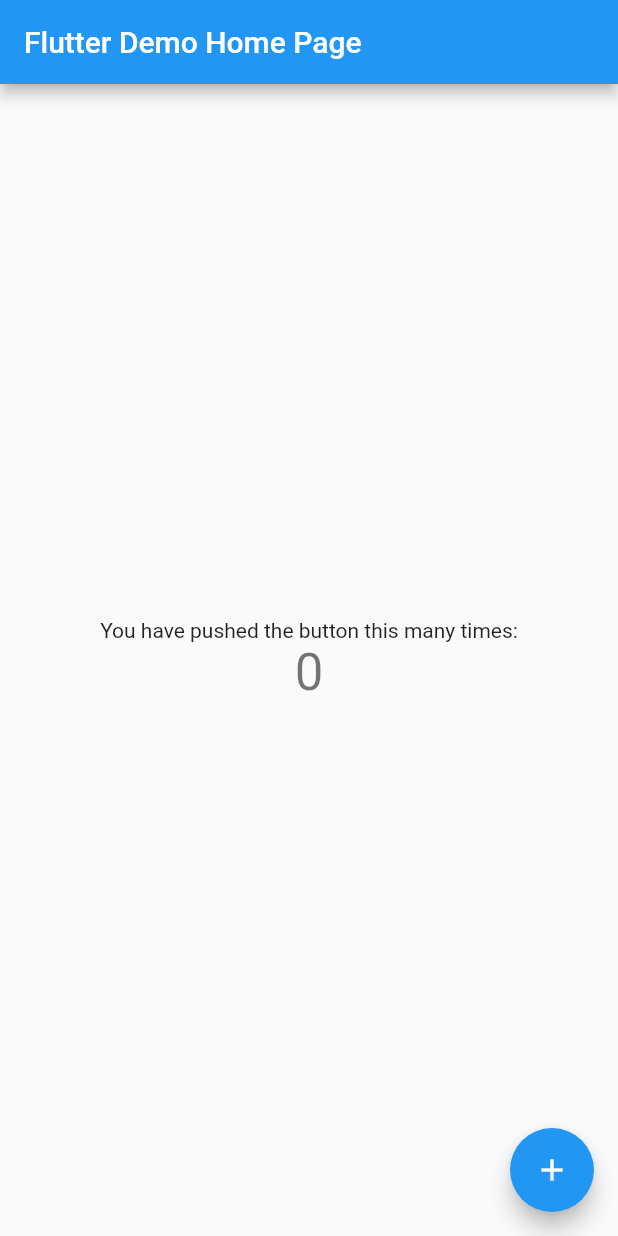
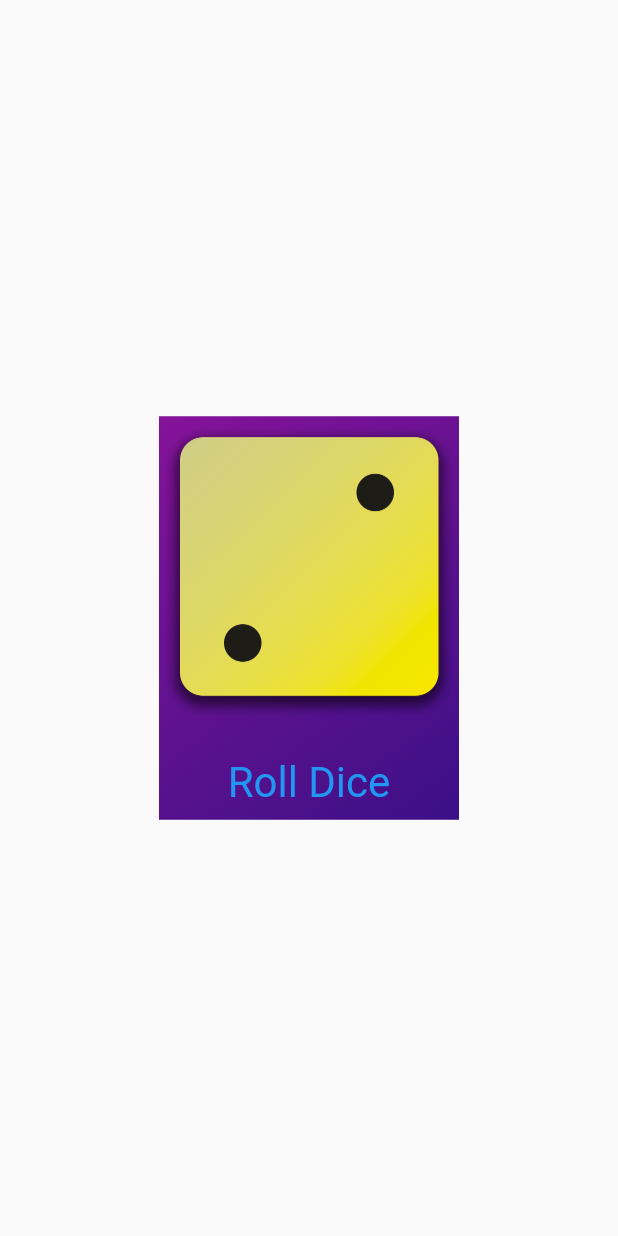
Before and after one commit to priyanshu1677/dice_roller, a Flutter app: the screen it shows after launch, on a phone screen of 412 x 824 dp. Run offline on Flutter 3.47's test engine with Material 2 defaults, Android fonts, the phone set to English and light mode, and no system bars.

Commit message:
basic dice roller setup

```diff
--- /dev/null
+++ b/lib/dice_roller.dart
@@ -0,0 +1,42 @@
+import 'package:flutter/material.dart';
+import 'dart:math';
+
+final randomiser = Random();
+
+class DiceRoller extends StatefulWidget {
+  const DiceRoller({super.key});
+
+  @override
+  State<DiceRoller> createState() => _DiceRollerState();
+}
+
+class _DiceRollerState extends State<DiceRoller> {
+  var currentDiceFace = 2;
+
+  void rollDice() {
+    setState(() {
+      currentDiceFace = randomiser.nextInt(6) + 1;
+    });
+  }
+
+  @override
+  Widget build(BuildContext context) {
+    return Column(
+      mainAxisSize: MainAxisSize.min,
+      children: [
+        Image.asset(
+          "assets/images/dice-$currentDiceFace.png",
+          width: 200,
+        ),
+        const SizedBox(
+          height: 20,
+        ),
+        TextButton(
+            onPressed: rollDice,
+            style: TextButton.styleFrom(
+                textStyle: const TextStyle(fontSize: 28, color: Colors.white)),
+            child: const Text("Roll Dice"))
+      ],
+    );
+  }
+}
--- /dev/null
+++ b/lib/gradient_container.dart
@@ -0,0 +1,33 @@
+import 'package:flutter/material.dart';
+import 'package:dice_roller/dice_roller.dart';
+
+const startAlignment = Alignment.topLeft;
+const endAlignment = Alignment.bottomRight;
+
+class GradientContainer extends StatelessWidget {
+  const GradientContainer(
+      {super.key, required this.color1, required this.color2});
+
+  const GradientContainer.purple({super.key})
+      : color1 = Colors.purple,
+        color2 = Colors.deepPurple;
+
+  final Color color1;
+  final Color color2;
+
+  @override
+  Widget build(BuildContext context) {
+    return Center(
+      child: Container(
+        decoration: BoxDecoration(
+          gradient: LinearGradient(
+            colors: [color1, color2],
+            begin: startAlignment,
+            end: endAlignment,
+          ),
+        ),
+        child: const DiceRoller(),
+      ),
+    );
+  }
+}
--- a/lib/main.dart
+++ b/lib/main.dart
@@ -1,115 +1,16 @@
 import 'package:flutter/material.dart';
+import 'package:dice_roller/gradient_container.dart';
 
 void main() {
-  runApp(const MyApp());
-}
-
-class MyApp extends StatelessWidget {
-  const MyApp({super.key});
-
-  // This widget is the root of your application.
-  @override
-  Widget build(BuildContext context) {
-    return MaterialApp(
-      title: 'Flutter Demo',
-      theme: ThemeData(
-        // This is the theme of your application.
-        //
-        // Try running your application with "flutter run". You'll see the
-        // application has a blue toolbar. Then, without quitting the app, try
-        // changing the primarySwatch below to Colors.green and then invoke
-        // "hot reload" (press "r" in the console where you ran "flutter run",
-        // or simply save your changes to "hot reload" in a Flutter IDE).
-        // Notice that the counter didn't reset back to zero; the application
-        // is not restarted.
-        primarySwatch: Colors.blue,
-      ),
-      home: const MyHomePage(title: 'Flutter Demo Home Page'),
-    );
-  }
-}
-
-class MyHomePage extends StatefulWidget {
-  const MyHomePage({super.key, required this.title});
-
-  // This widget is the home page of your application. It is stateful, meaning
-  // that it has a State object (defined below) that contains fields that affect
-  // how it looks.
-
-  // This class is the configuration for the state. It holds the values (in this
-  // case the title) provided by the parent (in this case the App widget) and
-  // used by the build method of the State. Fields in a Widget subclass are
-  // always marked "final".
-
-  final String title;
-
-  @override
-  State<MyHomePage> createState() => _MyHomePageState();
-}
-
-class _MyHomePageState extends State<MyHomePage> {
-  int _counter = 0;
-
-  void _incrementCounter() {
-    setState(() {
-      // This call to setState tells the Flutter framework that something has
-      // changed in this State, which causes it to rerun the build method below
-      // so that the display can reflect the updated values. If we changed
-      // _counter without calling setState(), then the build method would not be
-      // called again, and so nothing would appear to happen.
-      _counter++;
-    });
-  }
-
-  @override
-  Widget build(BuildContext context) {
-    // This method is rerun every time setState is called, for instance as done
-    // by the _incrementCounter method above.
-    //
-    // The Flutter framework has been optimized to make rerunning build methods
-    // fast, so that you can just rebuild anything that needs updating rather
-    // than having to individually change instances of widgets.
-    return Scaffold(
-      appBar: AppBar(
-        // Here we take the value from the MyHomePage object that was created by
-        // the App.build method, and use it to set our appbar title.
-        title: Text(widget.title),
-      ),
-      body: Center(
-        // Center is a layout widget. It takes a single child and positions it
-        // in the middle of the parent.
-        child: Column(
-          // Column is also a layout widget. It takes a list of children and
-          // arranges them vertically. By default, it sizes itself to fit its
-          // children horizontally, and tries to be as tall as its parent.
-          //
-          // Invoke "debug painting" (press "p" in the console, choose the
-          // "Toggle Debug Paint" action from the Flutter Inspector in Android
-          // Studio, or the "Toggle Debug Paint" command in Visual Studio Code)
-          // to see the wireframe for each widget.
-          //
-          // Column has various properties to control how it sizes itself and
-          // how it positions its children. Here we use mainAxisAlignment to
-          // center the children vertically; the main axis here is the vertical
-          // axis because Columns are vertical (the cross axis would be
-          // horizontal).
-          mainAxisAlignment: MainAxisAlignment.center,
-          children: <Widget>[
-            const Text(
-              'You have pushed the button this many times:',
-            ),
-            Text(
-              '$_counter',
-              style: Theme.of(context).textTheme.headlineMedium,
-            ),
-          ],
+  runApp(
+    const MaterialApp(
+      home: Scaffold(
+        body: Center(
+          child: GradientContainer(
+              color1: Color.fromARGB(255, 133, 19, 153),
+              color2: Color.fromARGB(255, 59, 16, 135)),
         ),
       ),
-      floatingActionButton: FloatingActionButton(
-        onPressed: _incrementCounter,
-        tooltip: 'Increment',
-        child: const Icon(Icons.add),
-      ), // This trailing comma makes auto-formatting nicer for build methods.
-    );
-  }
+    ),
+  );
 }
```
Also changed, not shown: pubspec.yaml (+7 -3 lines), assets/images/dice-1.png (added), assets/images/dice-2.png (added), assets/images/dice-3.png (added), assets/images/dice-4.png (added), assets/images/dice-5.png (added), assets/images/dice-6.png (added).
